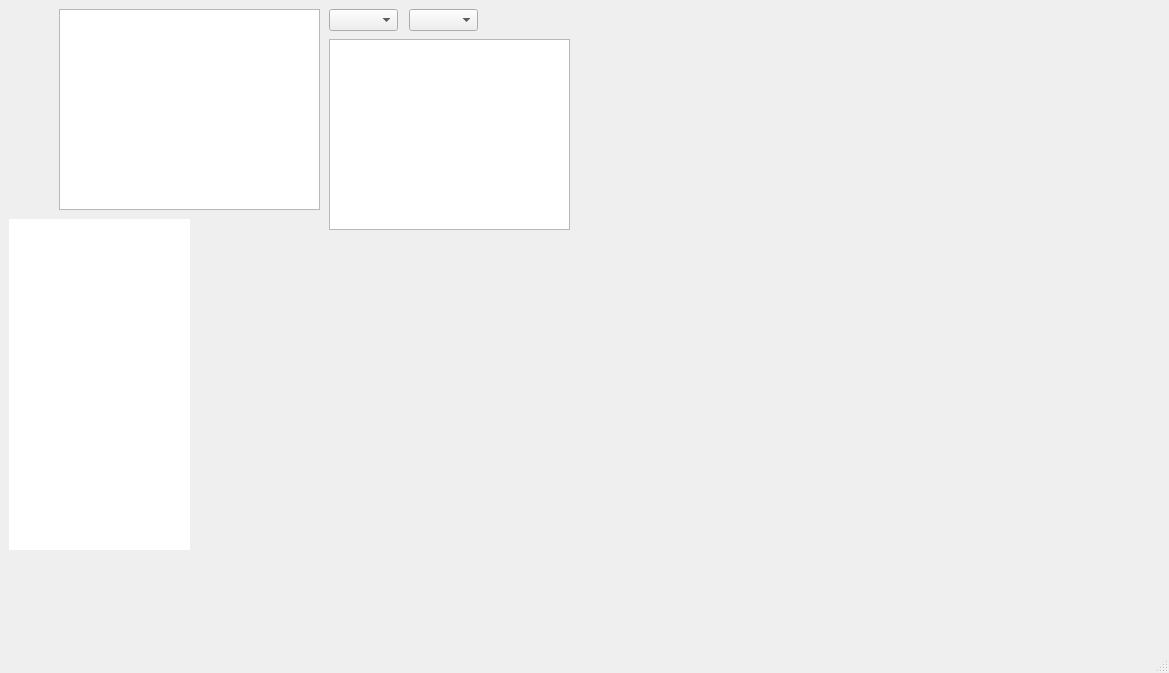
First picture: the form in mainwindow.ui, repository IbriRima/Smart_Municipality_2A3, before the edit.
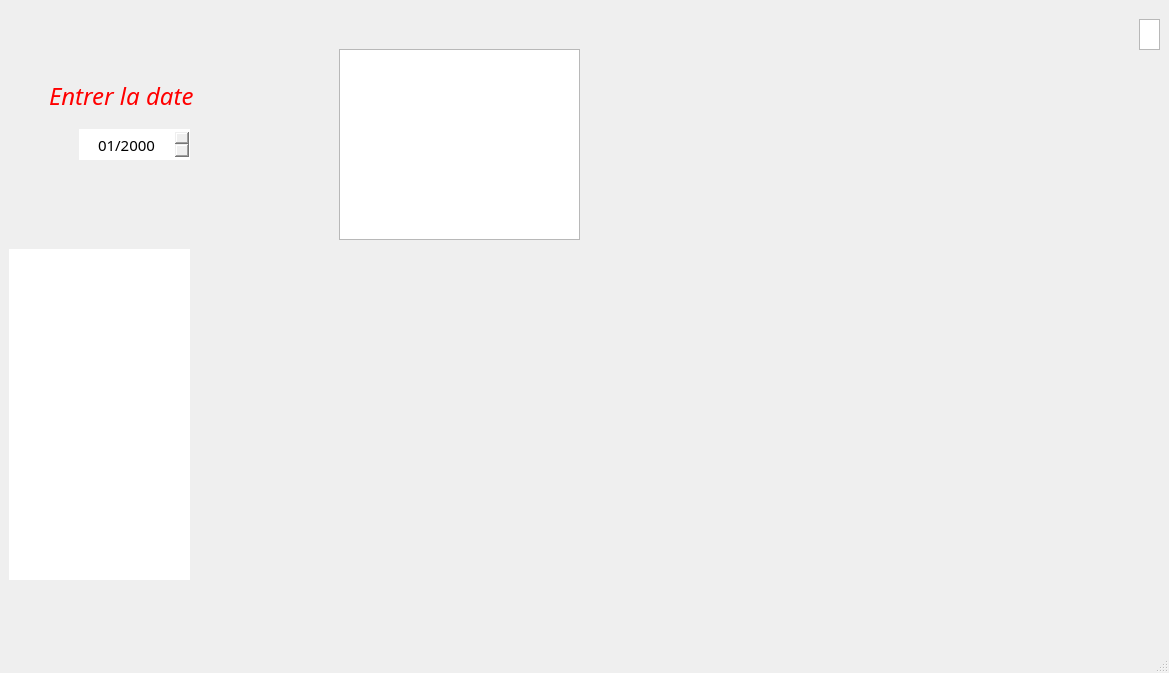
Second picture: the form after the edit. The open tabs and pages were chosen to show the change. Icons and pictures are not drawn. Custom widgets are drawn as their Qt base class.

What changed in the file:
```diff
--- a/mainwindow.ui
+++ b/mainwindow.ui
@@ -35,6 +35,15 @@
    <property name="contextMenuPolicy">
     <enum>Qt::NoContextMenu</enum>
    </property>
+   <property name="styleSheet">
+    <string notr="true">#stackedWidget_Environnement {
+background-color:  trasparent; 
+border-image: url(:white.jpg);
+background: none;
+border:none; 
+background-repeat: none;
+}</string>
+   </property>
    <widget class="QStackedWidget" name="stackedWidget_Environnement">
     <property name="geometry">
      <rect>
@@ -3617,8 +3626,8 @@
      <widget class="QChartView" name="graphicsView">
       <property name="geometry">
        <rect>
-        <x>330</x>
-        <y>40</y>
+        <x>340</x>
+        <y>50</y>
         <width>241</width>
         <height>191</height>
        </rect>
@@ -3631,15 +3640,22 @@
       </property>
       <property name="font">
        <font>
-        <pointsize>12</pointsize>
+        <pointsize>36</pointsize>
+        <weight>50</weight>
+        <italic>false</italic>
+        <bold>false</bold>
+        <underline>false</underline>
        </font>
       </property>
+      <property name="sizeAdjustPolicy">
+       <enum>QAbstractScrollArea::AdjustToContents</enum>
+      </property>
      </widget>
      <widget class="QTableView" name="tableView_StatR">
       <property name="geometry">
        <rect>
         <x>10</x>
-        <y>220</y>
+        <y>250</y>
         <width>181</width>
         <height>331</height>
        </rect>
@@ -3655,7 +3671,7 @@
 </string>
       </property>
       <property name="sizeAdjustPolicy">
-       <enum>QAbstractScrollArea::AdjustToContents</enum>
+       <enum>QAbstractScrollArea::AdjustToContentsOnFirstShow</enum>
       </property>
       <property name="selectionMode">
        <enum>QAbstractItemView::ExtendedSelection</enum>
@@ -3693,10 +3709,10 @@
      <widget class="QTableWidget" name="tableWidget">
       <property name="geometry">
        <rect>
-        <x>60</x>
-        <y>10</y>
-        <width>261</width>
-        <height>201</height>
+        <x>1140</x>
+        <y>20</y>
+        <width>21</width>
+        <height>31</height>
        </rect>
       </property>
       <property name="editTriggers">
@@ -3709,25 +3725,57 @@
        <number>0</number>
       </property>
      </widget>
-     <widget class="QComboBox" name="comboBox_typeStat">
+     <widget class="QDateEdit" name="Date_Stat">
       <property name="geometry">
        <rect>
-        <x>330</x>
-        <y>10</y>
-        <width>69</width>
-        <height>22</height>
+        <x>80</x>
+        <y>130</y>
+        <width>111</width>
+        <height>31</height>
        </rect>
       </property>
+      <property name="font">
+       <font>
+        <family>Segoe Print</family>
+        <pointsize>11</pointsize>
+       </font>
+      </property>
+      <property name="styleSheet">
+       <string notr="true">#Date_Stat{
+background-color: transparent;
+border-image: url(:champs.png);
+background: none;
+border: none;
+background-repeat: none;
+}
+</string>
+      </property>
+      <property name="alignment">
+       <set>Qt::AlignCenter</set>
+      </property>
+      <property name="displayFormat">
+       <string>MM/yyyy</string>
+      </property>
      </widget>
-     <widget class="QComboBox" name="comboBox_typeStat_Annee">
+     <widget class="QLabel" name="label_StatR_Choix">
       <property name="geometry">
        <rect>
-        <x>410</x>
-        <y>10</y>
-        <width>69</width>
-        <height>22</height>
+        <x>50</x>
+        <y>80</y>
+        <width>201</width>
+        <height>31</height>
        </rect>
       </property>
+      <property name="font">
+       <font>
+        <family>Segoe Print</family>
+        <pointsize>18</pointsize>
+        <italic>true</italic>
+       </font>
+      </property>
+      <property name="text">
+       <string>&lt;html&gt;&lt;head/&gt;&lt;body&gt;&lt;p&gt;&lt;span style=&quot; color:#ff0000;&quot;&gt;Entrer la date &lt;/span&gt;&lt;/p&gt;&lt;/body&gt;&lt;/html&gt;</string>
+      </property>
      </widget>
     </widget>
     <widget class="QWidget" name="Impression_Ramas">
```
Left out of the diff: 54 changed lines with no effect on the pictures.
